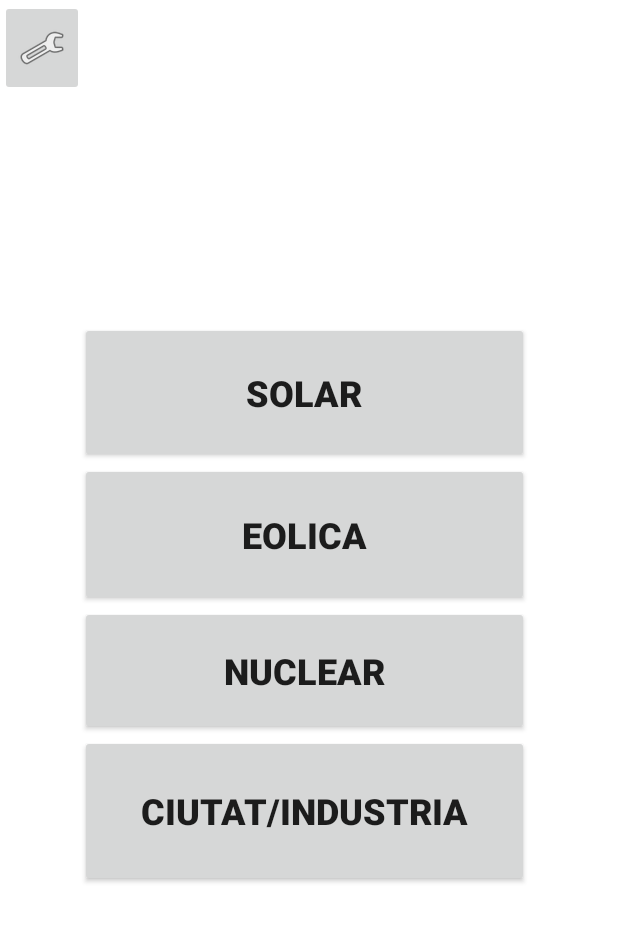
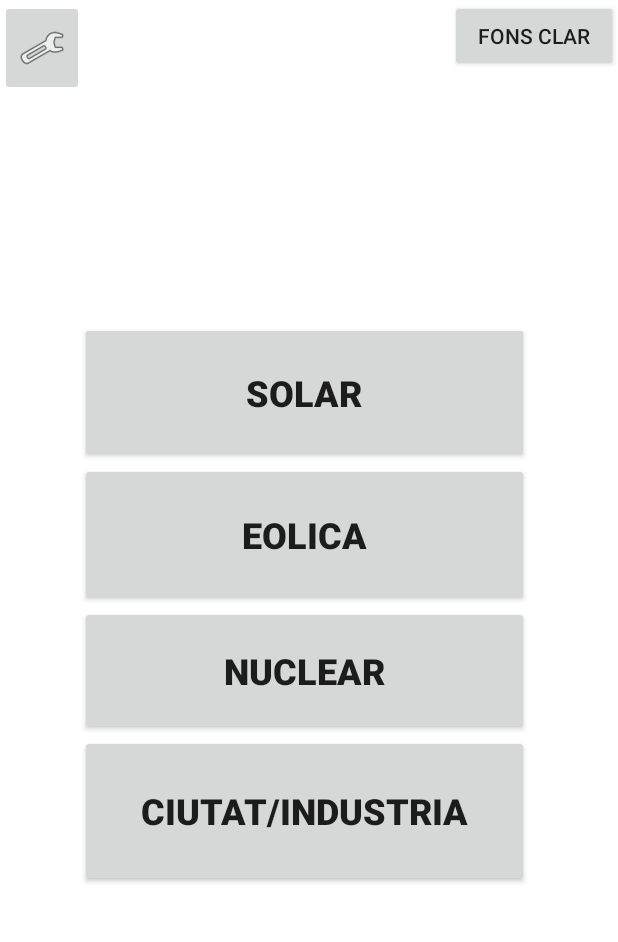
Before and after one commit to David-Domenech-Pereira/Urbots_Maqueta_def, an Android app: the screen it shows after launch (MainActivity), on a phone screen of 412 x 824 dp, the part 140-1082 px from its top. Run offline under Robolectric (Android 15) with nearby library versions, the phone set to English and light mode, and no system bars.

Commit message:
M'ha costat casi 2 hores pero hai conseguit decidir com fer lo del fondo, ara nomes falta implementarho

```diff
--- a/app/src/main/res/layout/main_activity.xml
+++ b/app/src/main/res/layout/main_activity.xml
@@ -10,11 +10,13 @@
         android:id="@+id/imageView"
         android:layout_width="match_parent"
         android:layout_height="93dp"
-        android:src="@drawable/logourbots" />
+        android:src="@drawable/logourbots"/>
+    <!--android:background="#313335"-->
 
     <RelativeLayout
         android:layout_width="match_parent"
-        android:layout_height="match_parent">
+        android:layout_height="match_parent"
+        >    <!--android:background="#313335"-->
 
         <LinearLayout
             android:layout_width="wrap_content"
@@ -37,7 +39,7 @@
                 android:layout_height="94dp"
                 android:text="Solar"
                 android:textSize="24sp"
-                android:textStyle="bold" />
+                android:textStyle="bold"/>
 
             <Button
                 android:id="@+id/InteractuarEolica"
@@ -70,6 +72,16 @@
             android:layout_height="64dp"
             android:src="@android:drawable/ic_menu_preferences" />
 
+        <RelativeLayout android:layout_width="fill_parent" android:layout_height="wrap_content">
+
+        </RelativeLayout>
+
+        <Button
+            android:id="@+id/FonsClar"
+            android:layout_width="fill_parent"
+            android:layout_height="wrap_content"
+            android:layout_marginLeft="300dp"
+            android:text="Fons clar" />
     </RelativeLayout>
 
     <ImageButton
--- a/app/src/main/res/values/strings.xml
+++ b/app/src/main/res/values/strings.xml
@@ -1,3 +1,5 @@
 <resources>
     <string name="app_name">Urbots Maqueta</string>
+    <string-array name="spinner_options">
+    </string-array>
 </resources>
```
